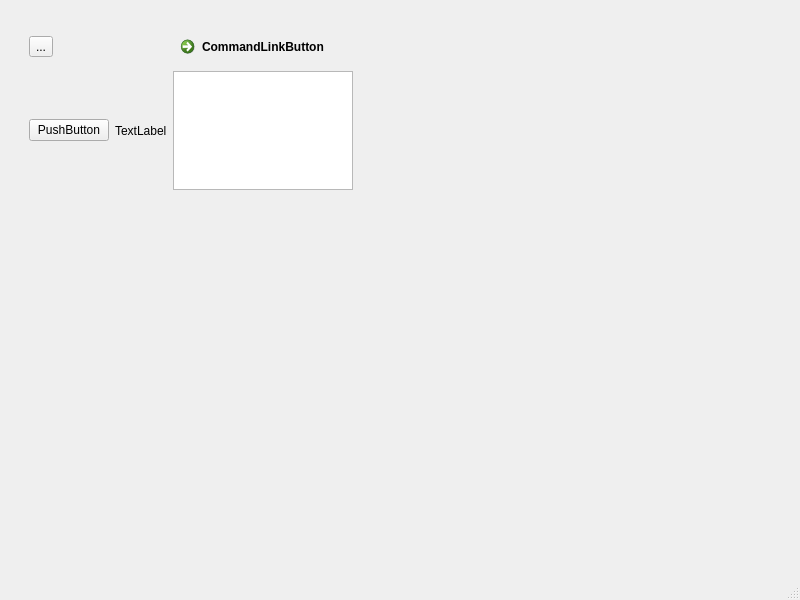
Old version of the form PyQtTest/testlayout.ui in the repository chriskowk/PycharmProjects.
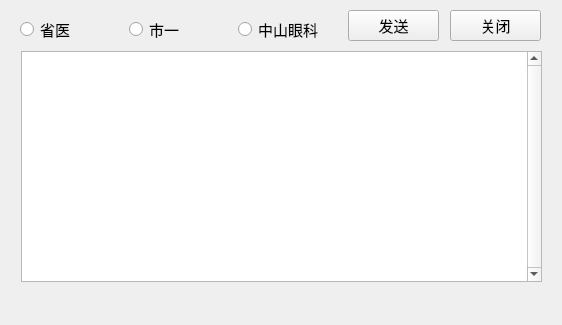
New version of the form.

```diff
--- a/PyQtTest/testlayout.ui
+++ b/PyQtTest/testlayout.ui
@@ -6,56 +6,138 @@
    <rect>
     <x>0</x>
     <y>0</y>
-    <width>800</width>
-    <height>600</height>
+    <width>562</width>
+    <height>325</height>
    </rect>
   </property>
   <property name="windowTitle">
    <string>MainWindow</string>
   </property>
   <widget class="QWidget" name="centralwidget">
-   <widget class="QWidget" name="gridLayoutWidget">
+   <widget class="QRadioButton" name="radioButton_2">
     <property name="geometry">
      <rect>
-      <x>29</x>
-      <y>29</y>
-      <width>324</width>
-      <height>161</height>
+      <x>129</x>
+      <y>20</y>
+      <width>53</width>
+      <height>19</height>
      </rect>
     </property>
-    <layout class="QGridLayout" name="gridLayout">
-     <item row="1" column="0">
-      <widget class="QPushButton" name="pushButton">
-       <property name="text">
-        <string>PushButton</string>
-       </property>
-      </widget>
-     </item>
-     <item row="0" column="0">
-      <widget class="QToolButton" name="toolButton">
-       <property name="text">
-        <string>...</string>
-       </property>
-      </widget>
-     </item>
-     <item row="0" column="2">
-      <widget class="QCommandLinkButton" name="commandLinkButton">
-       <property name="text">
-        <string>CommandLinkButton</string>
-       </property>
-      </widget>
-     </item>
-     <item row="1" column="1">
-      <widget class="QLabel" name="label">
-       <property name="text">
-        <string>TextLabel</string>
-       </property>
-      </widget>
-     </item>
-     <item row="1" column="2">
-      <widget class="QTextEdit" name="textEdit"/>
-     </item>
-    </layout>
+    <property name="font">
+     <font>
+      <family>宋体</family>
+      <pointsize>11</pointsize>
+      <weight>50</weight>
+      <bold>false</bold>
+     </font>
+    </property>
+    <property name="text">
+     <string>市一</string>
+    </property>
+   </widget>
+   <widget class="QRadioButton" name="radioButton_3">
+    <property name="geometry">
+     <rect>
+      <x>238</x>
+      <y>20</y>
+      <width>83</width>
+      <height>19</height>
+     </rect>
+    </property>
+    <property name="font">
+     <font>
+      <family>宋体</family>
+      <pointsize>11</pointsize>
+      <weight>50</weight>
+      <bold>false</bold>
+     </font>
+    </property>
+    <property name="text">
+     <string>中山眼科</string>
+    </property>
+   </widget>
+   <widget class="QPushButton" name="pushButton">
+    <property name="geometry">
+     <rect>
+      <x>348</x>
+      <y>10</y>
+      <width>91</width>
+      <height>31</height>
+     </rect>
+    </property>
+    <property name="font">
+     <font>
+      <family>宋体</family>
+      <pointsize>11</pointsize>
+      <weight>50</weight>
+      <bold>false</bold>
+     </font>
+    </property>
+    <property name="text">
+     <string>发送</string>
+    </property>
+   </widget>
+   <widget class="QRadioButton" name="radioButton_1">
+    <property name="geometry">
+     <rect>
+      <x>20</x>
+      <y>20</y>
+      <width>53</width>
+      <height>19</height>
+     </rect>
+    </property>
+    <property name="font">
+     <font>
+      <family>宋体</family>
+      <pointsize>11</pointsize>
+      <weight>50</weight>
+      <bold>false</bold>
+     </font>
+    </property>
+    <property name="text">
+     <string>省医</string>
+    </property>
+   </widget>
+   <widget class="QPushButton" name="closeButton">
+    <property name="geometry">
+     <rect>
+      <x>450</x>
+      <y>10</y>
+      <width>91</width>
+      <height>31</height>
+     </rect>
+    </property>
+    <property name="font">
+     <font>
+      <family>宋体</family>
+      <pointsize>11</pointsize>
+     </font>
+    </property>
+    <property name="text">
+     <string>关闭</string>
+    </property>
+   </widget>
+   <widget class="QTextEdit" name="textEdit">
+    <property name="geometry">
+     <rect>
+      <x>21</x>
+      <y>51</y>
+      <width>521</width>
+      <height>231</height>
+     </rect>
+    </property>
+    <property name="font">
+     <font>
+      <family>宋体</family>
+      <pointsize>11</pointsize>
+     </font>
+    </property>
+    <property name="verticalScrollBarPolicy">
+     <enum>Qt::ScrollBarAlwaysOn</enum>
+    </property>
+    <property name="readOnly">
+     <bool>true</bool>
+    </property>
    </widget>
   </widget>
   <widget class="QMenuBar" name="menubar">
@@ -68,7 +150,6 @@
     </rect>
    </property>
   </widget>
-  <widget class="QStatusBar" name="statusbar"/>
  </widget>
  <resources/>
  <connections/>
```
Left out of the diff: 4 changed lines with no effect on the pictures.
